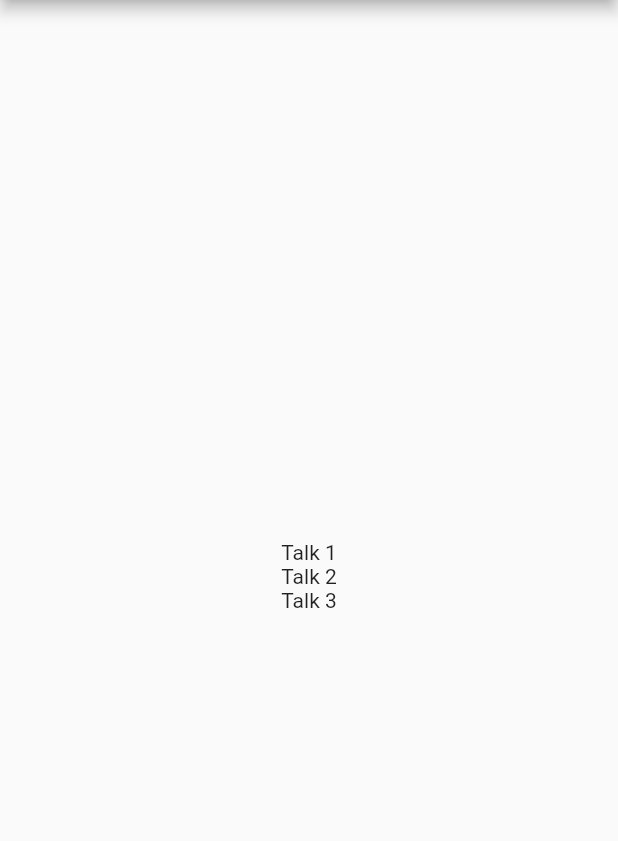
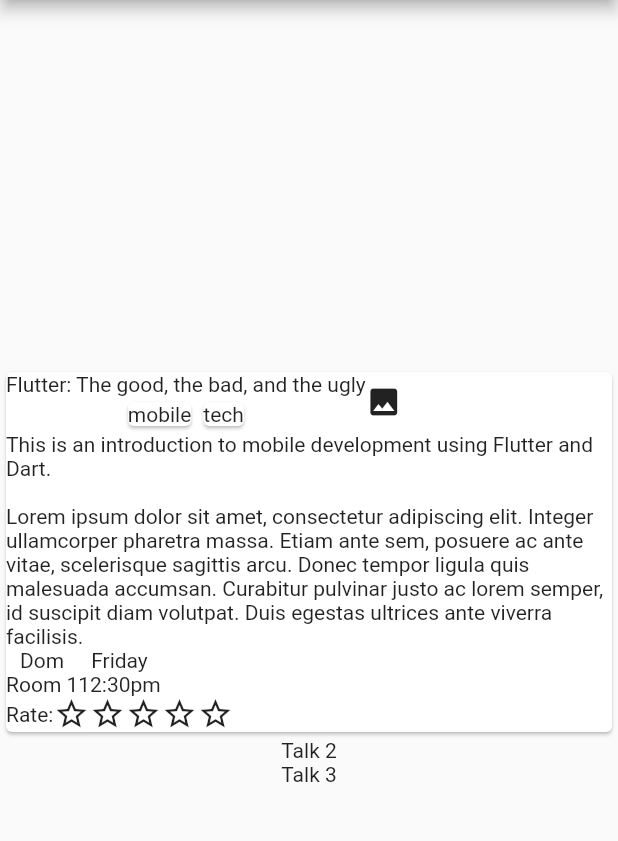
Before and after one commit to random82/talkrater, a Flutter app: the screen it shows after launch, on a phone screen of 412 x 824 dp, the part 84-925 px from its top. Run offline on Flutter 3.47's test engine with Material 2 defaults, Android fonts, the phone set to English and light mode, and no system bars.

Commit message:
Basic UI structure

```diff
--- a/talkrater/lib/main.dart
+++ b/talkrater/lib/main.dart
@@ -81,7 +81,65 @@ class _MyHomePageState extends State<MyHomePage> {
           // horizontal).
           mainAxisAlignment: MainAxisAlignment.center,
           children: <Widget>[
-            Text('Talk 1'),
+            Card(
+              child:Column(
+                children: <Widget>[
+                    Row(
+                      children: <Widget>[
+                          Column(
+                            children: <Widget>[
+                              Text(
+                                'Flutter: The good, the bad, and the ugly',
+                              ),
+                              Row(children: <Widget>[
+                                Card(
+                                  child: Text('mobile'),
+                                ),
+                                Card(
+                                  child: Text('tech'),
+                                )
+                              ],
+                            )
+                          ],
+                        ),
+                        Icon(Icons.image)
+                      ]
+                    ),
+                    Text(
+                      'This is an introduction to mobile development using Flutter and Dart. \n\n'
+                      'Lorem ipsum dolor sit amet, consectetur adipiscing elit. Integer ullamcorper pharetra massa. '
+                      'Etiam ante sem, posuere ac ante vitae, scelerisque sagittis arcu. Donec tempor ligula quis malesuada accumsan. '
+                      'Curabitur pulvinar justo ac lorem semper, id suscipit diam volutpat. Duis egestas ultrices ante viverra facilisis. ',
+                    ),
+                    Row(
+                      children: <Widget>[
+                        Column(
+                          children: <Widget>[
+                            Text('Dom'),
+                            Text('Room 1'),
+                          ],
+                        ),
+                        Column(
+                            children: <Widget>[
+                              Text('Friday'),
+                              Text('12:30pm'),
+                            ],
+                        )
+                      ],
+                  ),
+                    Row(
+                      children: <Widget>[
+                        Text("Rate:"),
+                        Icon(Icons.star_border),
+                        Icon(Icons.star_border),
+                        Icon(Icons.star_border),
+                        Icon(Icons.star_border),
+                        Icon(Icons.star_border),
+                      ],
+                    )
+                ]
+              )
+            ),
             Text('Talk 2'),
             Text('Talk 3'),
           ],
```
